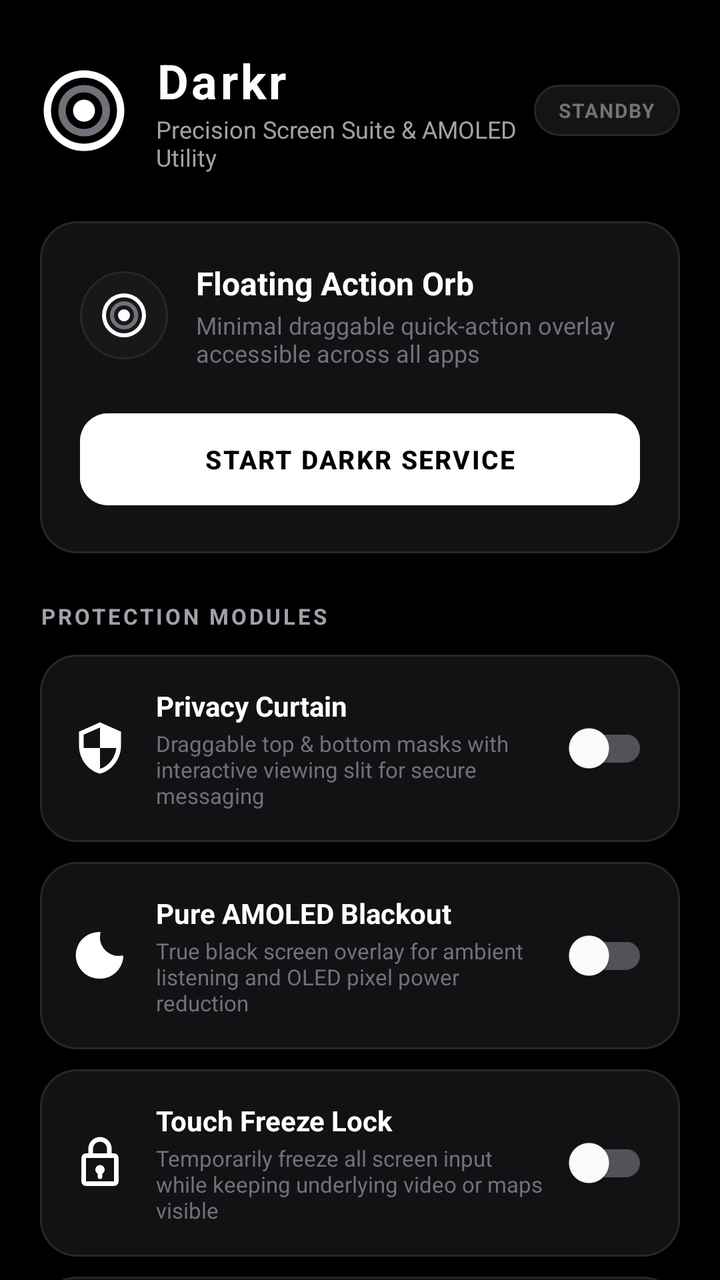
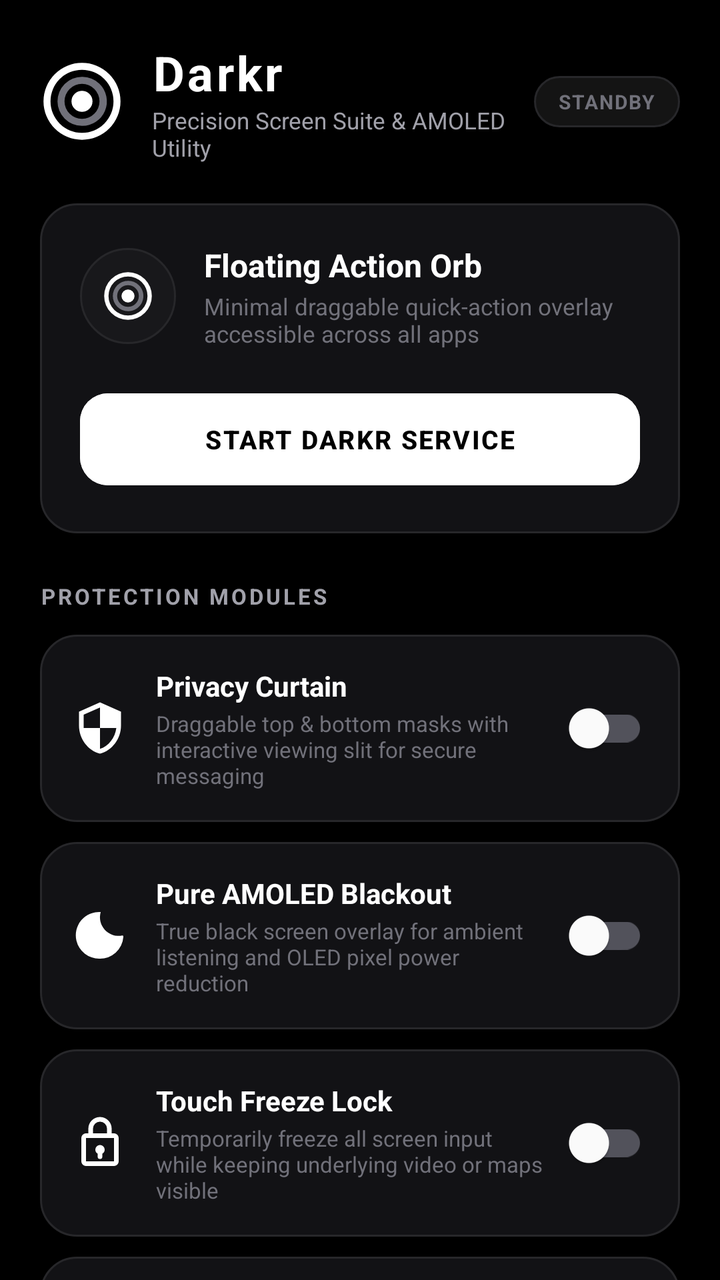

Screens rendered from an Android XML layout before and after an edit, with the pre-edit source and the edit as a unified diff.
<!-- AndroidManifest.xml: activity theme Theme.Darkr.NoActionBar -->
<!-- res/layout/activity_main.xml -->
<?xml version="1.0" encoding="utf-8"?>
<androidx.coordinatorlayout.widget.CoordinatorLayout xmlns:android="http://schemas.android.com/apk/res/android"
    xmlns:app="http://schemas.android.com/apk/res-auto"
    android:layout_width="match_parent"
    android:layout_height="match_parent"
    android:background="@color/black_true">

    <androidx.core.widget.NestedScrollView
        android:layout_width="match_parent"
        android:layout_height="match_parent"
        android:fillViewport="true">

        <LinearLayout
            android:layout_width="match_parent"
            android:layout_height="wrap_content"
            android:orientation="vertical"
            android:paddingHorizontal="20dp"
            android:paddingTop="24dp"
            android:paddingBottom="40dp">

            
            <LinearLayout
                android:layout_width="match_parent"
                android:layout_height="wrap_content"
                android:gravity="center_vertical"
                android:orientation="horizontal"
                android:layout_marginBottom="24dp">

                <ImageView
                    android:id="@+id/imgLogo"
                    android:layout_width="44dp"
                    android:layout_height="44dp"
                    android:src="@drawable/ic_darkr_logo"
                    android:contentDescription="@string/app_name" />

                <LinearLayout
                    android:layout_width="0dp"
                    android:layout_height="wrap_content"
                    android:layout_weight="1"
                    android:layout_marginStart="14dp"
                    android:orientation="vertical">

                    <TextView
                        android:layout_width="wrap_content"
                        android:layout_height="wrap_content"
                        android:text="@string/app_name"
                        android:textColor="@color/text_white"
                        android:textSize="24sp"
                        android:textStyle="bold"
                        android:letterSpacing="0.06" />

                    <TextView
                        android:layout_width="wrap_content"
                        android:layout_height="wrap_content"
                        android:text="@string/app_tagline"
                        android:textColor="@color/text_secondary"
                        android:textSize="12sp" />
                </LinearLayout>

                <TextView
                    android:id="@+id/tvStatusBadge"
                    android:layout_width="wrap_content"
                    android:layout_height="wrap_content"
                    android:background="@drawable/bg_badge_inactive"
                    android:paddingHorizontal="12dp"
                    android:paddingVertical="6dp"
                    android:text="@string/status_inactive"
                    android:textColor="@color/text_muted"
                    android:textSize="10sp"
                    android:textStyle="bold"
                    android:letterSpacing="0.06" />
            </LinearLayout>

            
            <androidx.cardview.widget.CardView
                android:id="@+id/cardPermission"
                android:layout_width="match_parent"
                android:layout_height="wrap_content"
                android:layout_marginBottom="20dp"
                android:visibility="gone"
                app:cardBackgroundColor="@color/card_dark"
                app:cardCornerRadius="16dp"
                app:cardElevation="0dp">

                <LinearLayout
                    android:layout_width="match_parent"
                    android:layout_height="wrap_content"
                    android:orientation="vertical"
                    android:padding="18dp">

                    <TextView
                        android:layout_width="wrap_content"
                        android:layout_height="wrap_content"
                        android:text="@string/permission_required_title"
                        android:textColor="@color/text_white"
                        android:textSize="15sp"
                        android:textStyle="bold" />

                    <TextView
                        android:layout_width="wrap_content"
                        android:layout_height="wrap_content"
                        android:layout_marginTop="6dp"
                        android:text="@string/permission_required_desc"
                        android:textColor="@color/text_secondary"
                        android:textSize="12sp"
                        android:lineSpacingExtra="3dp" />

                    <com.google.android.material.button.MaterialButton
                        android:id="@+id/btnGrantPermission"
                        android:layout_width="match_parent"
                        android:layout_height="48dp"
                        android:layout_marginTop="14dp"
                        android:backgroundTint="@color/white_pure"
                        android:text="@string/btn_grant_permission"
                        android:textColor="@color/black_true"
                        android:textSize="12sp"
                        android:textStyle="bold"
                        android:letterSpacing="0.04"
                        app:cornerRadius="12dp" />
                </LinearLayout>
            </androidx.cardview.widget.CardView>

            
            <LinearLayout
                android:layout_width="match_parent"
                android:layout_height="wrap_content"
                android:background="@drawable/bg_card_dark"
                android:orientation="vertical"
                android:padding="20dp"
                android:layout_marginBottom="24dp">

                <LinearLayout
                    android:layout_width="match_parent"
                    android:layout_height="wrap_content"
                    android:gravity="center_vertical"
                    android:orientation="horizontal">

                    <FrameLayout
                        android:layout_width="44dp"
                        android:layout_height="44dp"
                        android:background="@drawable/bg_action_circle">

                        <ImageView
                            android:layout_width="24dp"
                            android:layout_height="24dp"
                            android:layout_gravity="center"
                            android:src="@drawable/ic_darkr_logo"
                            android:contentDescription="@string/title_floating_pill" />
                    </FrameLayout>

                    <LinearLayout
                        android:layout_width="0dp"
                        android:layout_height="wrap_content"
                        android:layout_weight="1"
                        android:layout_marginStart="14dp"
                        android:orientation="vertical">

                        <TextView
                            android:layout_width="wrap_content"
                            android:layout_height="wrap_content"
                            android:text="@string/title_floating_pill"
                            android:textColor="@color/text_white"
                            android:textSize="16sp"
                            android:textStyle="bold" />

                        <TextView
                            android:layout_width="wrap_content"
                            android:layout_height="wrap_content"
                            android:layout_marginTop="2dp"
                            android:text="@string/desc_floating_pill"
                            android:textColor="@color/text_muted"
                            android:textSize="12sp" />
                    </LinearLayout>
                </LinearLayout>

                
                <com.google.android.material.button.MaterialButton
                    android:id="@+id/btnMasterToggle"
                    android:layout_width="match_parent"
                    android:layout_height="54dp"
                    android:layout_marginTop="18dp"
                    android:backgroundTint="@color/white_pure"
                    android:text="@string/btn_start_service"
                    android:textColor="@color/black_true"
                    android:textSize="13sp"
                    android:textStyle="bold"
                    android:letterSpacing="0.06"
                    app:cornerRadius="14dp" />
            </LinearLayout>

            
            <TextView
                android:layout_width="wrap_content"
                android:layout_height="wrap_content"
                android:text="PROTECTION MODULES"
                android:textColor="@color/text_secondary"
                android:textSize="11sp"
                android:textStyle="bold"
                android:letterSpacing="0.12"
                android:layout_marginBottom="12dp" />

            
            <LinearLayout
                android:id="@+id/cardShield"
                android:layout_width="match_parent"
                android:layout_height="wrap_content"
                android:background="@drawable/bg_card_dark"
                android:orientation="horizontal"
                android:padding="16dp"
                android:gravity="center_vertical"
                android:layout_marginBottom="10dp">

                <ImageView
                    android:layout_width="28dp"
                    android:layout_height="28dp"
                    android:src="@drawable/ic_shield"
                    android:contentDescription="@string/mode_privacy_title" />

                <LinearLayout
                    android:layout_width="0dp"
                    android:layout_height="wrap_content"
                    android:layout_weight="1"
                    android:layout_marginStart="14dp"
                    android:orientation="vertical">

                    <TextView
                        android:layout_width="wrap_content"
                        android:layout_height="wrap_content"
                        android:text="@string/mode_privacy_title"
                        android:textColor="@color/text_white"
                        android:textSize="14sp"
                        android:textStyle="bold" />

                    <TextView
                        android:layout_width="wrap_content"
                        android:layout_height="wrap_content"
                        android:layout_marginTop="2dp"
                        android:text="@string/mode_privacy_desc"
                        android:textColor="@color/text_muted"
                        android:textSize="11sp" />
                </LinearLayout>

                <com.google.android.material.switchmaterial.SwitchMaterial
                    android:id="@+id/switchShield"
                    android:layout_width="wrap_content"
                    android:layout_height="wrap_content"
                    app:thumbTint="@color/white_pure"
                    app:trackTint="@color/text_subtle" />
            </LinearLayout>

            
            <LinearLayout
                android:id="@+id/cardBlackout"
                android:layout_width="match_parent"
                android:layout_height="wrap_content"
                android:background="@drawable/bg_card_dark"
                android:orientation="horizontal"
                android:padding="16dp"
                android:gravity="center_vertical"
                android:layout_marginBottom="10dp">

                <ImageView
                    android:layout_width="28dp"
                    android:layout_height="28dp"
                    android:src="@drawable/ic_blackout"
                    android:contentDescription="@string/mode_blackout_title" />

                <LinearLayout
                    android:layout_width="0dp"
                    android:layout_height="wrap_content"
                    android:layout_weight="1"
                    android:layout_marginStart="14dp"
                    android:orientation="vertical">

                    <TextView
                        android:layout_width="wrap_content"
                        android:layout_height="wrap_content"
                        android:text="@string/mode_blackout_title"
                        android:textColor="@color/text_white"
                        android:textSize="14sp"
                        android:textStyle="bold" />

                    <TextView
                        android:layout_width="wrap_content"
                        android:layout_height="wrap_content"
                        android:layout_marginTop="2dp"
                        android:text="@string/mode_blackout_desc"
                        android:textColor="@color/text_muted"
                        android:textSize="11sp" />
                </LinearLayout>

                <com.google.android.material.switchmaterial.SwitchMaterial
                    android:id="@+id/switchBlackout"
                    android:layout_width="wrap_content"
                    android:layout_height="wrap_content"
                    app:thumbTint="@color/white_pure"
                    app:trackTint="@color/text_subtle" />
            </LinearLayout>

            
            <LinearLayout
                android:id="@+id/cardFreeze"
                android:layout_width="match_parent"
                android:layout_height="wrap_content"
                android:background="@drawable/bg_card_dark"
                android:orientation="horizontal"
                android:padding="16dp"
                android:gravity="center_vertical"
                android:layout_marginBottom="10dp">

                <ImageView
                    android:layout_width="28dp"
                    android:layout_height="28dp"
                    android:src="@drawable/ic_freeze"
                    android:contentDescription="@string/mode_touch_freeze_title" />

                <LinearLayout
                    android:layout_width="0dp"
                    android:layout_height="wrap_content"
                    android:layout_weight="1"
                    android:layout_marginStart="14dp"
                    android:orientation="vertical">

                    <TextView
                        android:layout_width="wrap_content"
                        android:layout_height="wrap_content"
                        android:text="@string/mode_touch_freeze_title"
                        android:textColor="@color/text_white"
                        android:textSize="14sp"
                        android:textStyle="bold" />

                    <TextView
                        android:layout_width="wrap_content"
                        android:layout_height="wrap_content"
                        android:layout_marginTop="2dp"
                        android:text="@string/mode_touch_freeze_desc"
                        android:textColor="@color/text_muted"
                        android:textSize="11sp" />
                </LinearLayout>

                <com.google.android.material.switchmaterial.SwitchMaterial
                    android:id="@+id/switchFreeze"
                    android:layout_width="wrap_content"
                    android:layout_height="wrap_content"
                    app:thumbTint="@color/white_pure"
                    app:trackTint="@color/text_subtle" />
            </LinearLayout>

            
            <LinearLayout
                android:id="@+id/cardPanic"
                android:layout_width="match_parent"
                android:layout_height="wrap_content"
                android:background="@drawable/bg_card_dark"
                android:orientation="horizontal"
                android:padding="16dp"
                android:gravity="center_vertical"
                android:layout_marginBottom="10dp">

                <ImageView
                    android:layout_width="28dp"
                    android:layout_height="28dp"
                    android:src="@drawable/ic_panic"
                    android:contentDescription="@string/mode_panic_title" />

                <LinearLayout
                    android:layout_width="0dp"
                    android:layout_height="wrap_content"
                    android:layout_weight="1"
                    android:layout_marginStart="14dp"
                    android:orientation="vertical">

                    <TextView
                        android:layout_width="wrap_content"
                        android:layout_height="wrap_content"
                        android:text="@string/mode_panic_title"
                        android:textColor="@color/text_white"
                        android:textSize="14sp"
                        android:textStyle="bold" />

                    <TextView
                        android:layout_width="wrap_content"
                        android:layout_height="wrap_content"
                        android:layout_marginTop="2dp"
                        android:text="@string/mode_panic_desc"
                        android:textColor="@color/text_muted"
                        android:textSize="11sp" />
                </LinearLayout>

                <com.google.android.material.switchmaterial.SwitchMaterial
                    android:id="@+id/switchPanic"
                    android:layout_width="wrap_content"
                    android:layout_height="wrap_content"
                    app:thumbTint="@color/white_pure"
                    app:trackTint="@color/text_subtle" />
            </LinearLayout>

            
            <LinearLayout
                android:id="@+id/cardDimmer"
                android:layout_width="match_parent"
                android:layout_height="wrap_content"
                android:background="@drawable/bg_card_dark"
                android:orientation="horizontal"
                android:padding="16dp"
                android:gravity="center_vertical"
                android:layout_marginBottom="28dp">

                <ImageView
                    android:layout_width="28dp"
                    android:layout_height="28dp"
                    android:src="@drawable/ic_dimmer"
                    android:contentDescription="@string/mode_dimmer_title" />

                <LinearLayout
                    android:layout_width="0dp"
                    android:layout_height="wrap_content"
                    android:layout_weight="1"
                    android:layout_marginStart="14dp"
                    android:orientation="vertical">

                    <TextView
                        android:layout_width="wrap_content"
                        android:layout_height="wrap_content"
                        android:text="@string/mode_dimmer_title"
                        android:textColor="@color/text_white"
                        android:textSize="14sp"
                        android:textStyle="bold" />

                    <TextView
                        android:layout_width="wrap_content"
                        android:layout_height="wrap_content"
                        android:layout_marginTop="2dp"
                        android:text="@string/mode_dimmer_desc"
                        android:textColor="@color/text_muted"
                        android:textSize="11sp" />
                </LinearLayout>

                <com.google.android.material.switchmaterial.SwitchMaterial
                    android:id="@+id/switchDimmer"
                    android:layout_width="wrap_content"
                    android:layout_height="wrap_content"
                    app:thumbTint="@color/white_pure"
                    app:trackTint="@color/text_subtle" />
            </LinearLayout>

            
            <TextView
                android:layout_width="wrap_content"
                android:layout_height="wrap_content"
                android:layout_gravity="center_horizontal"
                android:text="🔒 100% OFFLINE • ZERO ADS • ZERO TRACKING"
                android:textColor="@color/text_muted"
                android:textSize="10sp"
                android:letterSpacing="0.08" />

        </LinearLayout>
    </androidx.core.widget.NestedScrollView>

</androidx.coordinatorlayout.widget.CoordinatorLayout>
<!-- resources referenced by this layout -->
<resources>
  <color name="black_true">#000000</color>
  <color name="card_dark">#121215</color>
  <color name="text_muted">#71717A</color>
  <color name="text_secondary">#A1A1AA</color>
  <color name="text_subtle">#52525B</color>
  <color name="text_white">#FFFFFF</color>
  <color name="white_pure">#FFFFFF</color>
  <!-- drawable bg_action_circle (drawable) -->
  <?xml version="1.0" encoding="utf-8"?>
  <shape xmlns:android="http://schemas.android.com/apk/res/android"
      android:shape="oval">
      <solid android:color="@color/card_dark_elevated" />
      <stroke
          android:width="1dp"
          android:color="@color/card_dark_stroke" />
      <size
          android:width="44dp"
          android:height="44dp" />
  </shape>
  <!-- drawable bg_badge_inactive (drawable) -->
  <?xml version="1.0" encoding="utf-8"?>
  <shape xmlns:android="http://schemas.android.com/apk/res/android"
      android:shape="rectangle">
      <solid android:color="#14FFFFFF" />
      <corners android:radius="20dp" />
      <stroke
          android:width="1dp"
          android:color="#27272A" />
  </shape>
  <!-- drawable bg_card_dark (drawable) -->
  <?xml version="1.0" encoding="utf-8"?>
  <shape xmlns:android="http://schemas.android.com/apk/res/android"
      android:shape="rectangle">
      <solid android:color="@color/card_dark" />
      <corners android:radius="18dp" />
      <stroke
          android:width="1dp"
          android:color="@color/card_dark_stroke" />
  </shape>
  <!-- drawable ic_blackout (drawable) -->
  <?xml version="1.0" encoding="utf-8"?>
  <vector xmlns:android="http://schemas.android.com/apk/res/android"
      android:width="24dp"
      android:height="24dp"
      android:viewportWidth="24"
      android:viewportHeight="24">
      
      <path
          android:fillColor="#FFFFFF"
          android:pathData="M12.3,2A10,10 0,0 0,1.9,14.3A10,10 0,0 0,11.7,22A10,10 0,0 0,22,12.7A0.5,0.5 0,0 0,21.5,12.1A8,8 0,0 1,12.3,2Z" />
  </vector>
  <string name="app_name">Darkr</string>
  <string name="app_tagline">Precision Screen Suite &amp; AMOLED Utility</string>
  <string name="btn_grant_permission">GRANT PERMISSION</string>
  <string name="btn_start_service">START DARKR SERVICE</string>
  <string name="desc_floating_pill">Minimal draggable quick-action overlay accessible across all apps</string>
  <string name="mode_blackout_desc">True black screen overlay for ambient listening and OLED pixel power reduction</string>
  <string name="mode_blackout_title">Pure AMOLED Blackout</string>
  <string name="mode_dimmer_desc">Sub-minimum software luminance filter for comfortable night-time viewing</string>
  <string name="mode_dimmer_title">Midnight Screen Dimmer</string>
  <string name="mode_panic_desc">Emergency sensor reflex to immediately mask screen with decoy update screen or blackout</string>
  <string name="mode_panic_title">Panic Camouflage</string>
  <string name="mode_privacy_desc">Draggable top &amp; bottom masks with interactive viewing slit for secure messaging</string>
  <string name="mode_privacy_title">Privacy Curtain</string>
  <string name="mode_touch_freeze_desc">Temporarily freeze all screen input while keeping underlying video or maps visible</string>
  <string name="mode_touch_freeze_title">Touch Freeze Lock</string>
  <string name="permission_required_desc">Darkr requires \'Display over other apps\' to render the floating orb and screen privacy shields.</string>
  <string name="permission_required_title">Overlay Permission Required</string>
  <string name="status_inactive">STANDBY</string>
  <string name="title_floating_pill">Floating Action Orb</string>
  <style name="Theme.Darkr.NoActionBar">
          <item name="windowActionBar">false</item>
          <item name="windowNoTitle">true</item>
      </style>
  <color name="card_dark_elevated">#18181B</color>
  <color name="card_dark_stroke">#27272A</color>
</resources>

<!-- the commit's change to res/layout/activity_main.xml (unified diff, before → after) -->
@@ -15,7 +15,7 @@
             android:layout_height="wrap_content"
             android:orientation="vertical"
             android:paddingHorizontal="20dp"
-            android:paddingTop="24dp"
+            android:paddingTop="20dp"
             android:paddingBottom="40dp">
 
             
@@ -24,12 +24,12 @@
                 android:layout_height="wrap_content"
                 android:gravity="center_vertical"
                 android:orientation="horizontal"
-                android:layout_marginBottom="24dp">
+                android:layout_marginBottom="20dp">
 
                 <ImageView
                     android:id="@+id/imgLogo"
-                    android:layout_width="44dp"
-                    android:layout_height="44dp"
+                    android:layout_width="42dp"
+                    android:layout_height="42dp"
                     android:src="@drawable/ic_darkr_logo"
                     android:contentDescription="@string/app_name" />
 
@@ -54,7 +54,7 @@
                         android:layout_height="wrap_content"
                         android:text="@string/app_tagline"
                         android:textColor="@color/text_secondary"
-                        android:textSize="12sp" />
+                        android:textSize="11.5sp" />
                 </LinearLayout>
 
                 <TextView
@@ -79,7 +79,7 @@
                 android:layout_marginBottom="20dp"
                 android:visibility="gone"
                 app:cardBackgroundColor="@color/card_dark"
-                app:cardCornerRadius="16dp"
+                app:cardCornerRadius="18dp"
                 app:cardElevation="0dp">
 
                 <LinearLayout
@@ -88,35 +88,93 @@
                     android:orientation="vertical"
                     android:padding="18dp">
 
-                    <TextView
-                        android:layout_width="wrap_content"
-                        android:layout_height="wrap_content"
-                        android:text="@string/permission_required_title"
-                        android:textColor="@color/text_white"
-                        android:textSize="15sp"
-                        android:textStyle="bold" />
-
-                    <TextView
-                        android:layout_width="wrap_content"
-                        android:layout_height="wrap_content"
-                        android:layout_marginTop="6dp"
-                        android:text="@string/permission_required_desc"
+                    <LinearLayout
+                        android:layout_width="match_parent"
+                        android:layout_height="wrap_content"
+                        android:gravity="center_vertical"
+                        android:orientation="horizontal">
+
+                        <ImageView
+                            android:layout_width="24dp"
+                            android:layout_height="24dp"
+                            android:src="@drawable/ic_shield"
+                            android:contentDescription="@string/permission_required_title" />
+
+                        <TextView
+                            android:layout_width="0dp"
+                            android:layout_height="wrap_content"
+                            android:layout_weight="1"
+                            android:layout_marginStart="10dp"
+                            android:text="@string/permission_required_title"
+                            android:textColor="@color/text_white"
+                            android:textSize="15sp"
+                            android:textStyle="bold" />
+                    </LinearLayout>
+
+                    <TextView
+                        android:layout_width="wrap_content"
+                        android:layout_height="wrap_content"
+                        android:layout_marginTop="8dp"
+                        android:text="Darkr requires 'Display over other apps' to show the floating action orb and privacy shields."
                         android:textColor="@color/text_secondary"
                         android:textSize="12sp"
                         android:lineSpacingExtra="3dp" />
 
+                    
                     <com.google.android.material.button.MaterialButton
                         android:id="@+id/btnGrantPermission"
                         android:layout_width="match_parent"
                         android:layout_height="48dp"
                         android:layout_marginTop="14dp"
                         android:backgroundTint="@color/white_pure"
-                        android:text="@string/btn_grant_permission"
+                        android:text="1. GRANT OVERLAY PERMISSION"
                         android:textColor="@color/black_true"
                         android:textSize="12sp"
                         android:textStyle="bold"
                         android:letterSpacing="0.04"
                         app:cornerRadius="12dp" />
+
+                    
+                    <LinearLayout
+                        android:layout_width="match_parent"
+                        android:layout_height="wrap_content"
+                        android:layout_marginTop="14dp"
+                        android:background="@drawable/bg_badge_inactive"
+                        android:orientation="vertical"
+                        android:padding="12dp">
+
+                        <TextView
+                            android:layout_width="wrap_content"
+                            android:layout_height="wrap_content"
+                            android:text="⚠️ IF BLOCKED BY ANDROID ('App was denied access'):"
+                            android:textColor="@color/white_pure"
+                            android:textSize="10.5sp"
+                            android:textStyle="bold"
+                            android:letterSpacing="0.04" />
+
+                        <TextView
+                            android:layout_width="wrap_content"
+                            android:layout_height="wrap_content"
+                            android:layout_marginTop="4dp"
+                            android:text="1. Tap 'Open App Settings' below\n2. Tap the 3 dots (⋮) in the top-right corner\n3. Select 'Allow restricted settings' &amp; enter PIN\n4. Come back and enable permission!"
+                            android:textColor="@color/text_secondary"
+                            android:textSize="11sp"
+                            android:lineSpacingExtra="3dp" />
+
+                        <com.google.android.material.button.MaterialButton
+                            android:id="@+id/btnOpenAppSettings"
+                            android:layout_width="match_parent"
+                            android:layout_height="40dp"
+                            android:layout_marginTop="10dp"
+                            android:backgroundTint="@color/card_dark_elevated"
+                            android:text="2. OPEN APP SETTINGS (UNBLOCK)"
+                            android:textColor="@color/white_pure"
+                            android:textSize="11sp"
+                            android:textStyle="bold"
+                            app:cornerRadius="10dp"
+                            app:strokeColor="@color/card_dark_stroke"
+                            app:strokeWidth="1dp" />
+                    </LinearLayout>
                 </LinearLayout>
             </androidx.cardview.widget.CardView>
 
@@ -136,13 +194,13 @@
                     android:orientation="horizontal">
 
                     <FrameLayout
-                        android:layout_width="44dp"
-                        android:layout_height="44dp"
+                        android:layout_width="48dp"
+                        android:layout_height="48dp"
                         android:background="@drawable/bg_action_circle">
 
                         <ImageView
-                            android:layout_width="24dp"
-                            android:layout_height="24dp"
+                            android:layout_width="26dp"
+                            android:layout_height="26dp"
                             android:layout_gravity="center"
                             android:src="@drawable/ic_darkr_logo"
                             android:contentDescription="@string/title_floating_pill" />
@@ -169,7 +227,7 @@
                             android:layout_marginTop="2dp"
                             android:text="@string/desc_floating_pill"
                             android:textColor="@color/text_muted"
-                            android:textSize="12sp" />
+                            android:textSize="11.5sp" />
                     </LinearLayout>
                 </LinearLayout>
 
<!-- resource entries referenced after the edit -->
@@ -2,6 +2,8 @@
 <resources>
   <color name="black_true">#000000</color>
   <color name="card_dark">#121215</color>
+  <color name="card_dark_elevated">#18181B</color>
+  <color name="card_dark_stroke">#27272A</color>
   <color name="text_muted">#71717A</color>
   <color name="text_secondary">#A1A1AA</color>
   <color name="text_subtle">#52525B</color>
@@ -53,7 +55,6 @@
   </vector>
   <string name="app_name">Darkr</string>
   <string name="app_tagline">Precision Screen Suite &amp; AMOLED Utility</string>
-  <string name="btn_grant_permission">GRANT PERMISSION</string>
   <string name="btn_start_service">START DARKR SERVICE</string>
   <string name="desc_floating_pill">Minimal draggable quick-action overlay accessible across all apps</string>
   <string name="mode_blackout_desc">True black screen overlay for ambient listening and OLED pixel power reduction</string>
@@ -66,7 +67,6 @@
   <string name="mode_privacy_title">Privacy Curtain</string>
   <string name="mode_touch_freeze_desc">Temporarily freeze all screen input while keeping underlying video or maps visible</string>
   <string name="mode_touch_freeze_title">Touch Freeze Lock</string>
-  <string name="permission_required_desc">Darkr requires \'Display over other apps\' to render the floating orb and screen privacy shields.</string>
   <string name="permission_required_title">Overlay Permission Required</string>
   <string name="status_inactive">STANDBY</string>
   <string name="title_floating_pill">Floating Action Orb</string>
@@ -74,7 +74,5 @@
           <item name="windowActionBar">false</item>
           <item name="windowNoTitle">true</item>
       </style>
-  <color name="card_dark_elevated">#18181B</color>
-  <color name="card_dark_stroke">#27272A</color>
 </resources>
 
